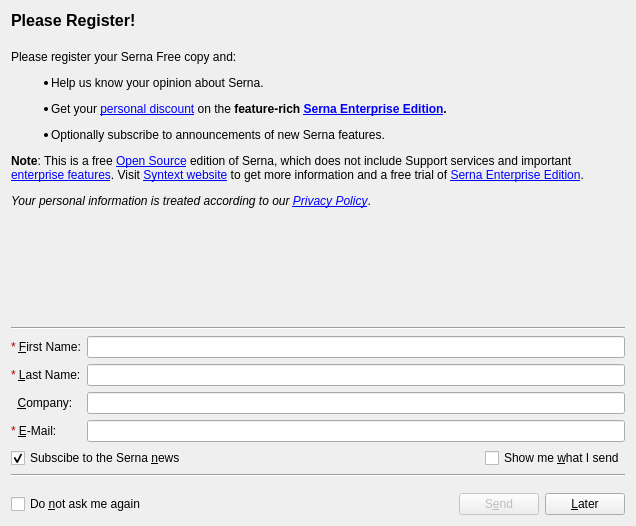
First picture: the form in serna/core/qt/RegistrationDialogBase.ui, repository axmetishe/serna-free, before the edit.
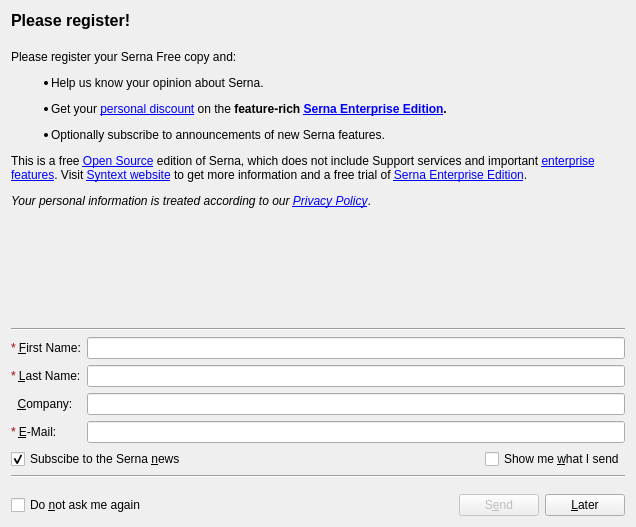
Second picture: the form after the edit.

Commit message: Serna Free Registration dialog updated

Patch:
```diff
--- a/serna/core/qt/RegistrationDialogBase.ui
+++ b/serna/core/qt/RegistrationDialogBase.ui
@@ -6,7 +6,7 @@
     <x>0</x>
     <y>0</y>
     <width>636</width>
-    <height>526</height>
+    <height>527</height>
    </rect>
   </property>
   <property name="windowTitle" >
@@ -20,7 +20,7 @@
 &lt;html>&lt;head>&lt;meta name="qrichtext" content="1" />&lt;style type="text/css">
 p, li { white-space: pre-wrap; }
 &lt;/style>&lt;/head>&lt;body style=" font-family:'Sans Serif'; font-size:9pt; font-weight:400; font-style:normal;">
-&lt;p style=" margin-top:0px; margin-bottom:0px; margin-left:0px; margin-right:0px; -qt-block-indent:0; text-indent:0px;">&lt;span style=" font-size:12pt; font-weight:600;">Please Register!&lt;/span>&lt;/p>&lt;/body>&lt;/html></string>
+&lt;p style=" margin-top:0px; margin-bottom:0px; margin-left:0px; margin-right:0px; -qt-block-indent:0; text-indent:0px;">&lt;span style=" font-size:12pt; font-weight:600;">Please register!&lt;/span>&lt;/p>&lt;/body>&lt;/html></string>
      </property>
      <property name="alignment" >
       <set>Qt::AlignLeading|Qt::AlignLeft|Qt::AlignTop</set>
@@ -45,7 +45,7 @@
 &lt;ul style="-qt-list-indent: 1;">&lt;li style=" margin-top:12px; margin-bottom:12px; margin-left:0px; margin-right:0px; -qt-block-indent:0; text-indent:0px;">Help us know your opinion about Serna.&lt;/li>
 &lt;li style=" margin-top:12px; margin-bottom:12px; margin-left:0px; margin-right:0px; -qt-block-indent:0; text-indent:0px;">Get your &lt;a href="http://www.syntext.com/shop/promotions/">&lt;span style=" text-decoration: underline; color:#0000ff;">personal discount&lt;/span>&lt;/a> on the &lt;span style=" font-weight:600;">feature-rich &lt;/span>&lt;a href="http://www.syntext.com/products/serna/">&lt;span style=" font-weight:600; text-decoration: underline; color:#0000ff;">Serna Enterprise Edition&lt;/span>&lt;/a>&lt;span style=" font-weight:600;">.&lt;/span>&lt;/li>
 &lt;li style=" margin-top:12px; margin-bottom:12px; margin-left:0px; margin-right:0px; -qt-block-indent:0; text-indent:0px;">Optionally subscribe to announcements of new Serna features.&lt;/li>&lt;/ul>
-&lt;p style=" margin-top:12px; margin-bottom:12px; margin-left:0px; margin-right:0px; -qt-block-indent:0; text-indent:0px;">&lt;span style=" font-weight:600;">Note&lt;/span>: This is a free &lt;a href="http://www.syntext.com/products/serna-free/">&lt;span style=" text-decoration: underline; color:#0000ff;">Open Source&lt;/span>&lt;/a> edition of Serna, which does not include Support services and important &lt;a href="http://www.syntext.com/products/serna-feature-matrix/">&lt;span style=" text-decoration: underline; color:#0000ff;">enterprise features&lt;/span>&lt;/a>. Visit &lt;a href="http://www.syntext.com/">&lt;span style=" text-decoration: underline; color:#0000ff;">Syntext website&lt;/span>&lt;/a> to get more information and a free trial of &lt;a href="http://www.syntext.com/products/serna/">&lt;span style=" text-decoration: underline; color:#0000ff;">Serna Enterprise Edition&lt;/span>&lt;/a>.&lt;/p>
+&lt;p style=" margin-top:12px; margin-bottom:12px; margin-left:0px; margin-right:0px; -qt-block-indent:0; text-indent:0px;">This is a free &lt;a href="http://www.syntext.com/products/serna-free/">&lt;span style=" text-decoration: underline; color:#0000ff;">Open Source&lt;/span>&lt;/a> edition of Serna, which does not include Support services and important &lt;a href="http://www.syntext.com/products/serna-feature-matrix/">&lt;span style=" text-decoration: underline; color:#0000ff;">enterprise features&lt;/span>&lt;/a>. Visit &lt;a href="http://www.syntext.com/">&lt;span style=" text-decoration: underline; color:#0000ff;">Syntext website&lt;/span>&lt;/a> to get more information and a free trial of &lt;a href="http://www.syntext.com/products/serna/">&lt;span style=" text-decoration: underline; color:#0000ff;">Serna Enterprise Edition&lt;/span>&lt;/a>.&lt;/p>
 &lt;p style=" margin-top:0px; margin-bottom:0px; margin-left:0px; margin-right:0px; -qt-block-indent:0; text-indent:0px;">&lt;span style=" font-style:italic;">Your personal information is treated according to our &lt;/span>&lt;a href="http://www.syntext.com/about/privacy/">&lt;span style=" font-style:italic; text-decoration: underline; color:#0000ff;">Privacy Policy&lt;/span>&lt;/a>. &lt;/p>&lt;/body>&lt;/html></string>
      </property>
      <property name="textFormat" >
```
Left out of the diff: 2 changed lines with no effect on the pictures.
